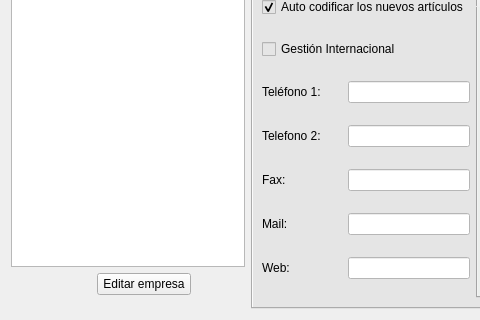
Qt form Zona_Administrador/frmempresas.ui (arcnexus/RedFoX) before a commit; both pictures show x 0 to 480 and y 337 to 657 of the 1201 by 657 pixel window.
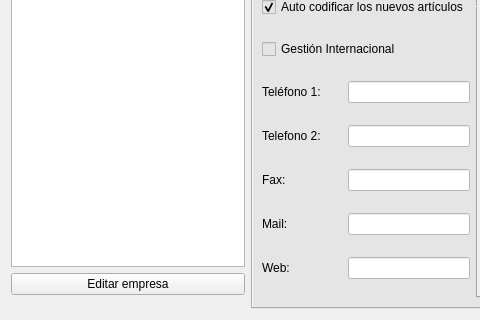
The same form after that commit. Icons and pictures are not drawn. Custom widgets are drawn as their Qt base class.

Commit message: GNOME 3 screen size partial-fix

Diff of the .ui file:
```diff
--- a/Zona_Administrador/frmempresas.ui
+++ b/Zona_Administrador/frmempresas.ui
@@ -125,23 +125,6 @@
          </property>
         </widget>
        </item>
-       <item row="3" column="1" colspan="2">
-        <widget class="QPushButton" name="btnEditar">
-         <property name="text">
-          <string>Editar empresa</string>
-         </property>
-         <property name="icon">
-          <iconset resource="../maya.qrc">
-           <normaloff>:/Icons/PNG/edit.png</normaloff>:/Icons/PNG/edit.png</iconset>
-         </property>
-         <property name="iconSize">
-          <size>
-           <width>22</width>
-           <height>23</height>
-          </size>
-         </property>
-        </widget>
-       </item>
        <item row="0" column="1" colspan="3">
         <widget class="QPushButton" name="btnAddEmpresa">
          <property name="text">
@@ -164,6 +147,23 @@
          </property>
         </widget>
        </item>
+       <item row="3" column="0" colspan="4">
+        <widget class="QPushButton" name="btnEditar">
+         <property name="text">
+          <string>Editar empresa</string>
+         </property>
+         <property name="icon">
+          <iconset resource="../maya.qrc">
+           <normaloff>:/Icons/PNG/edit.png</normaloff>:/Icons/PNG/edit.png</iconset>
+         </property>
+         <property name="iconSize">
+          <size>
+           <width>22</width>
+           <height>23</height>
+          </size>
+         </property>
+        </widget>
+       </item>
       </layout>
      </item>
      <item>
```
The commit also changes 3 other files.
